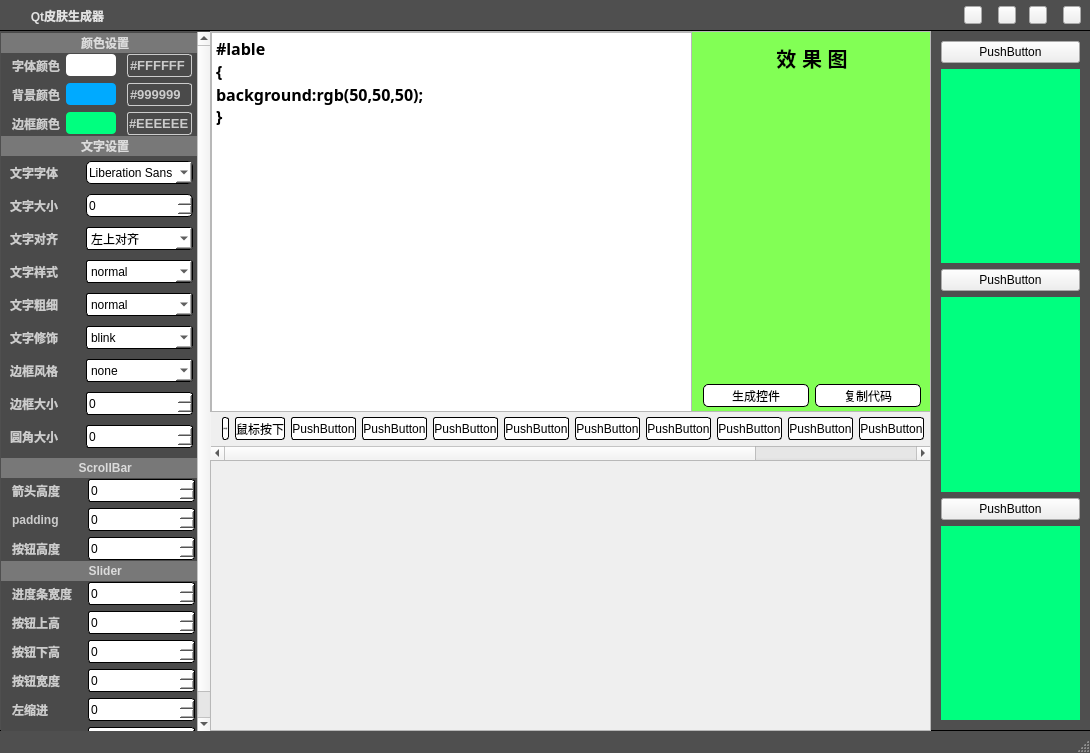
This is mainwindow.ui in HuaGouFdog/FdogQtStyleSheetSuper as Qt 5 draws it before an edit. The edited form follows.
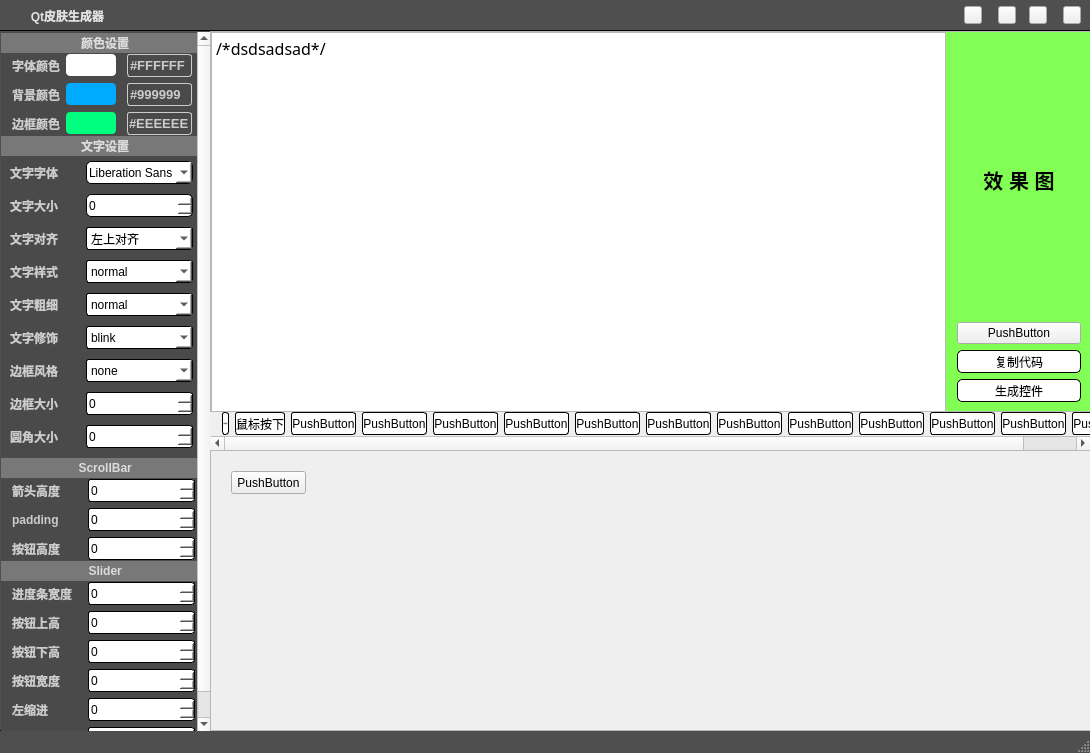
This is the edited form. Icons and pictures are not drawn.

The edit to the form file:
```diff
--- a/mainwindow.ui
+++ b/mainwindow.ui
@@ -1626,60 +1626,6 @@
      </layout>
     </widget>
    </widget>
-   <widget class="QWidget" name="verticalLayoutWidget">
-    <property name="geometry">
-     <rect>
-      <x>930</x>
-      <y>30</y>
-      <width>161</width>
-      <height>701</height>
-     </rect>
-    </property>
-    <layout class="QVBoxLayout" name="verticalLayout_2">
-     <item>
-      <widget class="QPushButton" name="pushButton_10">
-       <property name="text">
-        <string>PushButton</string>
-       </property>
-      </widget>
-     </item>
-     <item>
-      <widget class="QWidget" name="widget_6" native="true">
-       <property name="styleSheet">
-        <string notr="true">background-color: rgb(0, 255, 127);</string>
-       </property>
-      </widget>
-     </item>
-     <item>
-      <widget class="QPushButton" name="pushButton_11">
-       <property name="text">
-        <string>PushButton</string>
-       </property>
-      </widget>
-     </item>
-     <item>
-      <widget class="QWidget" name="widget_7" native="true">
-       <property name="styleSheet">
-        <string notr="true">background-color: rgb(0, 255, 127);</string>
-       </property>
-      </widget>
-     </item>
-     <item>
-      <widget class="QPushButton" name="pushButton_9">
-       <property name="text">
-        <string>PushButton</string>
-       </property>
-      </widget>
-     </item>
-     <item>
-      <widget class="QWidget" name="widget_8" native="true">
-       <property name="styleSheet">
-        <string notr="true">background-color: rgb(0, 255, 127);</string>
-       </property>
-      </widget>
-     </item>
-    </layout>
-   </widget>
    <widget class="QLabel" name="label_2">
     <property name="geometry">
      <rect>
@@ -1717,7 +1663,7 @@
      <rect>
       <x>210</x>
       <y>31</y>
-      <width>721</width>
+      <width>881</width>
       <height>381</height>
      </rect>
     </property>
@@ -1729,7 +1675,7 @@
       <rect>
        <x>0</x>
        <y>0</y>
-       <width>719</width>
+       <width>879</width>
        <height>379</height>
       </rect>
      </property>
@@ -1738,7 +1684,7 @@
        <rect>
         <x>0</x>
         <y>0</y>
-        <width>721</width>
+        <width>881</width>
         <height>381</height>
        </rect>
       </property>
@@ -1752,6 +1698,18 @@
        <bool>false</bool>
       </property>
       <widget class="QTextEdit" name="textEdit">
+       <property name="sizePolicy">
+        <sizepolicy hsizetype="Expanding" vsizetype="Expanding">
+         <horstretch>2</horstretch>
+         <verstretch>0</verstretch>
+        </sizepolicy>
+       </property>
+       <property name="minimumSize">
+        <size>
+         <width>0</width>
+         <height>0</height>
+        </size>
+       </property>
        <property name="font">
         <font>
          <family>80</family>
@@ -1769,12 +1727,16 @@
 &lt;html&gt;&lt;head&gt;&lt;meta name=&quot;qrichtext&quot; content=&quot;1&quot; /&gt;&lt;style type=&quot;text/css&quot;&gt;
 p, li { white-space: pre-wrap; }
 &lt;/style&gt;&lt;/head&gt;&lt;body style=&quot; font-family:'80'; font-size:12pt; font-weight:72; font-style:normal;&quot;&gt;
-&lt;p style=&quot; margin-top:0px; margin-bottom:0px; margin-left:0px; margin-right:0px; -qt-block-indent:0; text-indent:0px;&quot;&gt;&lt;span style=&quot; font-family:'SimSun'; font-weight:600;&quot;&gt;#lable&lt;/span&gt;&lt;/p&gt;
-&lt;p style=&quot; margin-top:0px; margin-bottom:0px; margin-left:0px; margin-right:0px; -qt-block-indent:0; text-indent:0px;&quot;&gt;&lt;span style=&quot; font-family:'SimSun'; font-weight:600;&quot;&gt;{&lt;/span&gt;&lt;/p&gt;
-&lt;p style=&quot; margin-top:0px; margin-bottom:0px; margin-left:0px; margin-right:0px; -qt-block-indent:0; text-indent:0px;&quot;&gt;&lt;span style=&quot; font-family:'SimSun'; font-weight:600;&quot;&gt;background:rgb(50,50,50);&lt;br /&gt;}&lt;/span&gt;&lt;/p&gt;&lt;/body&gt;&lt;/html&gt;</string>
+&lt;p style=&quot; margin-top:0px; margin-bottom:0px; margin-left:0px; margin-right:0px; -qt-block-indent:0; text-indent:0px;&quot;&gt;/*dsdsadsad*/&lt;/p&gt;&lt;/body&gt;&lt;/html&gt;</string>
        </property>
       </widget>
       <widget class="QWidget" name="widget_9" native="true">
+       <property name="sizePolicy">
+        <sizepolicy hsizetype="Preferred" vsizetype="Preferred">
+         <horstretch>1</horstretch>
+         <verstretch>0</verstretch>
+        </sizepolicy>
+       </property>
        <property name="font">
         <font>
          <weight>75</weight>
@@ -1782,69 +1744,13 @@
         </font>
        </property>
        <property name="styleSheet">
-        <string notr="true">background-color: rgb(130, 255, 85);</string>
+        <string notr="true">#widget_9
+{
+background-color: rgb(130, 255, 85);
+}</string>
        </property>
-       <layout class="QGridLayout" name="gridLayout_5">
-        <property name="bottomMargin">
-         <number>6</number>
-        </property>
-        <item row="3" column="1">
-         <widget class="QPushButton" name="pushButton_12">
-          <property name="minimumSize">
-           <size>
-            <width>0</width>
-            <height>23</height>
-           </size>
-          </property>
-          <property name="maximumSize">
-           <size>
-            <width>146</width>
-            <height>16777215</height>
-           </size>
-          </property>
-          <property name="styleSheet">
-           <string notr="true">background-color: rgb(255, 255, 255);
-color: rgb(0, 0, 0);
-border-color:rgba(0,0,0,255);
-border-style:solid;
-border-width:1px;
-border-radius:5px;
-font:15px &quot;宋体&quot;;</string>
-          </property>
-          <property name="text">
-           <string>复制代码</string>
-          </property>
-         </widget>
-        </item>
-        <item row="3" column="0">
-         <widget class="QPushButton" name="pushButton_30">
-          <property name="minimumSize">
-           <size>
-            <width>0</width>
-            <height>23</height>
-           </size>
-          </property>
-          <property name="maximumSize">
-           <size>
-            <width>146</width>
-            <height>16777215</height>
-           </size>
-          </property>
-          <property name="styleSheet">
-           <string notr="true">background-color: rgb(255, 255, 255);
-color: rgb(0, 0, 0);
-border-color:rgba(0,0,0,255);
-border-style:solid;
-border-width:1px;
-border-radius:5px;
-font:15px &quot;宋体&quot;;</string>
-          </property>
-          <property name="text">
-           <string>生成控件</string>
-          </property>
-         </widget>
-        </item>
-        <item row="0" column="0" colspan="2">
+       <layout class="QVBoxLayout" name="verticalLayout_2">
+        <item>
          <widget class="QLabel" name="label_26">
           <property name="font">
            <font>
@@ -1861,18 +1767,68 @@
           </property>
          </widget>
         </item>
-        <item row="2" column="0" colspan="2">
-         <spacer name="verticalSpacer_3">
-          <property name="orientation">
-           <enum>Qt::Vertical</enum>
+        <item>
+         <widget class="QPushButton" name="pushButton_10">
+          <property name="text">
+           <string>PushButton</string>
           </property>
-          <property name="sizeHint" stdset="0">
+         </widget>
+        </item>
+        <item>
+         <widget class="QPushButton" name="pushButton_12">
+          <property name="minimumSize">
            <size>
-            <width>20</width>
-            <height>40</height>
+            <width>0</width>
+            <height>23</height>
            </size>
           </property>
-         </spacer>
+          <property name="maximumSize">
+           <size>
+            <width>146</width>
+            <height>16777215</height>
+           </size>
+          </property>
+          <property name="styleSheet">
+           <string notr="true">background-color: rgb(255, 255, 255);
+color: rgb(0, 0, 0);
+border-color:rgba(0,0,0,255);
+border-style:solid;
+border-width:1px;
+border-radius:5px;
+font:15px &quot;宋体&quot;;</string>
+          </property>
+          <property name="text">
+           <string>复制代码</string>
+          </property>
+         </widget>
+        </item>
+        <item>
+         <widget class="QPushButton" name="pushButton_30">
+          <property name="minimumSize">
+           <size>
+            <width>0</width>
+            <height>23</height>
+           </size>
+          </property>
+          <property name="maximumSize">
+           <size>
+            <width>146</width>
+            <height>16777215</height>
+           </size>
+          </property>
+          <property name="styleSheet">
+           <string notr="true">background-color: rgb(255, 255, 255);
+color: rgb(0, 0, 0);
+border-color:rgba(0,0,0,255);
+border-style:solid;
+border-width:1px;
+border-radius:5px;
+font:15px &quot;宋体&quot;;</string>
+          </property>
+          <property name="text">
+           <string>生成控件</string>
+          </property>
+         </widget>
         </item>
        </layout>
       </widget>
@@ -1884,8 +1840,8 @@
      <rect>
       <x>210</x>
       <y>410</y>
-      <width>721</width>
-      <height>51</height>
+      <width>881</width>
+      <height>41</height>
      </rect>
     </property>
     <property name="lineWidth">
@@ -1903,10 +1859,10 @@
     <widget class="QWidget" name="scrollAreaWidgetContents_4">
      <property name="geometry">
       <rect>
-       <x>0</x>
+       <x>-325</x>
        <y>0</y>
        <width>1204</width>
-       <height>32</height>
+       <height>23</height>
       </rect>
      </property>
      <property name="styleSheet">
@@ -2132,9 +2088,9 @@
     <property name="geometry">
      <rect>
       <x>210</x>
-      <y>460</y>
-      <width>721</width>
-      <height>271</height>
+      <y>450</y>
+      <width>881</width>
+      <height>281</height>
      </rect>
     </property>
     <property name="widgetResizable">
@@ -2145,10 +2101,23 @@
       <rect>
        <x>0</x>
        <y>0</y>
-       <width>719</width>
-       <height>269</height>
+       <width>879</width>
+       <height>279</height>
       </rect>
      </property>
+     <widget class="QPushButton" name="pushButton_9">
+      <property name="geometry">
+       <rect>
+        <x>20</x>
+        <y>20</y>
+        <width>75</width>
+        <height>23</height>
+       </rect>
+      </property>
+      <property name="text">
+       <string>PushButton</string>
+      </property>
+     </widget>
     </widget>
    </widget>
    <zorder>scrollArea_3</zorder>
```
Left out of the diff: 1 changed line with no effect on the pictures.
